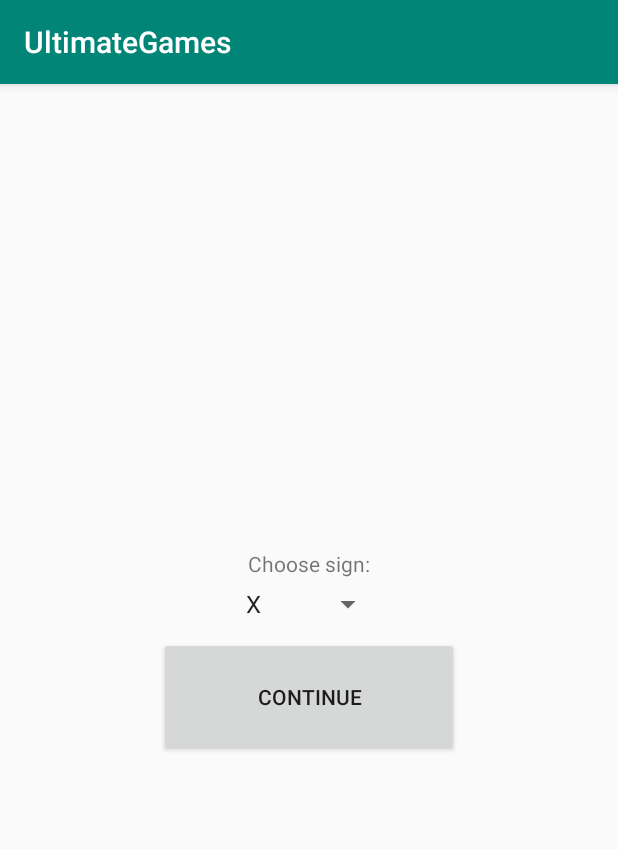
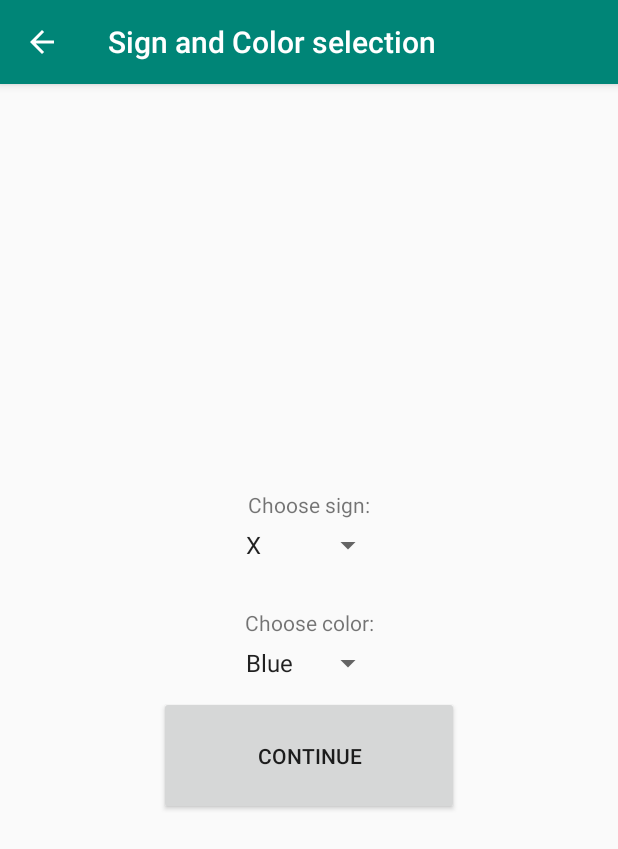
Before and after one commit to sw19-tug/afternoon02, an Android app: the TicTacToe_ColorSelection_Activity screen opened directly, with no data from a screen before it, on a phone screen of 412 x 824 dp. Shown: the top 849 px of the screen. Run offline under Robolectric (Android 15) with nearby library versions, the phone set to English and light mode, and no system bars.

Commit message:
GAMES-004 color selection UI and logic started [SA,ST]

```diff
--- a/app/src/main/AndroidManifest.xml
+++ b/app/src/main/AndroidManifest.xml
@@ -9,7 +9,10 @@
         android:roundIcon="@mipmap/ic_launcher_round"
         android:supportsRtl="true"
         android:theme="@style/AppTheme">
-        <activity android:name="com.example.TicTacToe.TicTacToe_ColorSelection_Activity"></activity>
+        <activity android:name="com.example.TicTacToe.TicTacToe_ColorSelection_Activity"
+            android:label="@string/title_activity_color_selection"
+            android:parentActivityName="com.example.TicTacToe.TicTacToe_WelcomeScreen">
+        </activity>
         <activity
             android:name="com.example.TicTacToe.PvC"
             android:label="@string/title_activity_tic_tac_toe_pvc"
--- a/app/src/main/java/com/example/TicTacToe/TicTacToe_ColorSelection_Activity.java
+++ b/app/src/main/java/com/example/TicTacToe/TicTacToe_ColorSelection_Activity.java
@@ -18,48 +18,88 @@ import com.example.ultimategames.R;
 
 public class TicTacToe_ColorSelection_Activity extends AppCompatActivity implements OnItemSelectedListener{
 
-    private String character_one, character_two;
+    private String character_one, character_two, color_one, color_two;
     @Override
     protected void onCreate(Bundle savedInstanceState) {
         super.onCreate(savedInstanceState);
-        setContentView(R.layout.activity_tic_tac_toe__color_selection_); // Spinner element
-        Spinner spinner = (Spinner) findViewById(R.id.spinner);
+        setContentView(R.layout.activity_tic_tac_toe__color_selection_);
+        Spinner signSpinner = (Spinner) findViewById(R.id.sign_spinner);
+        Spinner colorSpinner = (Spinner) findViewById(R.id.color_spinner);
         Button buttonContinue = (Button) findViewById(R.id.buttonContinue);
 
 
-        spinner.setOnItemSelectedListener(this);
 
-        List<String> categories = new ArrayList<String>();
-        categories.add("X");
-        categories.add("O");
+        List<String> signCategories = new ArrayList<String>();
+        List<String> colorCategories = new ArrayList<String>();
 
-        ArrayAdapter<String> dataAdapter = new ArrayAdapter<String>(this, android.R.layout.simple_spinner_item, categories);
+        colorCategories.add ("Blue");
+        colorCategories.add ("Red");
 
-        dataAdapter.setDropDownViewResource(android.R.layout.simple_spinner_dropdown_item);
+        signCategories.add("X");
+        signCategories.add("O");
 
-        spinner.setAdapter(dataAdapter);
+        ArrayAdapter<String> signAdapter = new ArrayAdapter<String>(this, android.R.layout.simple_spinner_item, signCategories);
+        signAdapter.setDropDownViewResource(android.R.layout.simple_spinner_dropdown_item);
+        signSpinner.setAdapter(signAdapter);
+
+        ArrayAdapter<String> colorAdapter = new ArrayAdapter<String>(this, android.R.layout.simple_spinner_item, colorCategories);
+        colorAdapter.setDropDownViewResource(android.R.layout.simple_spinner_dropdown_item);
+        colorSpinner.setAdapter(colorAdapter);
+
+
+        signSpinner.setOnItemSelectedListener(new AdapterView.OnItemSelectedListener(){
+            @Override
+            public void onItemSelected(AdapterView<?> parent, View view, int position, long id) {
+                character_one = parent.getItemAtPosition(position).toString();
+                character_two = parent.getItemAtPosition((position + 1)%parent.getCount()).toString();
+            }
+            public void onNothingSelected(AdapterView<?> arg0) {
+                character_one = arg0.getItemAtPosition(0).toString();
+                character_two = arg0.getItemAtPosition(1).toString();
+            }
+        });
+
+
+        colorSpinner.setOnItemSelectedListener(new AdapterView.OnItemSelectedListener(){
+            @Override
+            public void onItemSelected(AdapterView<?> parent, View view, int position, long id) {
+                color_one = parent.getItemAtPosition(position).toString();
+                color_two = parent.getItemAtPosition((position + 1)%parent.getCount()).toString();
+            }
+            public void onNothingSelected(AdapterView<?> arg0) {
+                color_one = arg0.getItemAtPosition(0).toString();
+                color_two = arg0.getItemAtPosition(1).toString();
+            }
+        });
+
+
+
         buttonContinue.setOnClickListener(new View.OnClickListener() {
             @Override
             public void onClick(View v) {
                 Intent intent = new Intent(TicTacToe_ColorSelection_Activity.this, PvC.class);
                 if(intent.resolveActivity(getPackageManager())!=null){
+
                     String[] strings = {character_one, character_two};
                     intent.putExtra("characters",strings);
+
+                    String[] colors = {color_one, color_two};
+                    intent.putExtra("colors",colors);
+
                     TicTacToe_ColorSelection_Activity.this.startActivity(intent);
                 }
             }
         });
     }
 
+
     @Override
     public void onItemSelected(AdapterView<?> parent, View view, int position, long id) {
-        character_one = parent.getItemAtPosition(position).toString();
-        character_two = parent.getItemAtPosition((position + 1)%parent.getCount()).toString();
-    }
-    public void onNothingSelected(AdapterView<?> arg0) {
-        character_one = arg0.getItemAtPosition(0).toString();
-        character_two = arg0.getItemAtPosition(1).toString();
+
     }
 
+    @Override
+    public void onNothingSelected(AdapterView<?> parent) {
 
+    }
 }
--- a/app/src/main/res/layout/activity_tic_tac_toe__color_selection_.xml
+++ b/app/src/main/res/layout/activity_tic_tac_toe__color_selection_.xml
@@ -25,7 +25,29 @@
             android:text="Choose sign:" />
 
         <Spinner
-            android:id="@+id/spinner"
+            android:id="@+id/sign_spinner"
+            android:layout_width="100sp"
+            android:layout_height="wrap_content" />
+
+    </LinearLayout>
+    <LinearLayout xmlns:android="http://schemas.android.com/apk/res/android"
+        android:layout_width="match_parent"
+        android:layout_height="wrap_content"
+        android:orientation="vertical"
+        android:gravity="center"
+        android:padding="10dp">
+
+        <TextView
+            android:layout_width="100sp"
+            android:layout_height="wrap_content"
+            android:layout_marginTop="10dip"
+            android:layout_marginBottom="5dp"
+            android:textAlignment="center"
+            android:gravity="center"
+            android:text="Choose color:" />
+
+        <Spinner
+            android:id="@+id/color_spinner"
             android:layout_width="100sp"
             android:layout_height="wrap_content" />
 
--- a/app/src/main/res/values/strings.xml
+++ b/app/src/main/res/values/strings.xml
@@ -18,5 +18,6 @@
     <string name="title_activity_tic_tac_toe_pvc">Tic-Tac-Toe PvC</string>
     <string name="title_activity_touch_the_block">Touch The Block</string>
     <string name="title_activity_hangman_welcome_screen">Hangman</string>
+    <string name="title_activity_color_selection">Sign and Color selection</string>
     <string name="hangman_wrong">Wrong guesses:</string>
 </resources>
```
